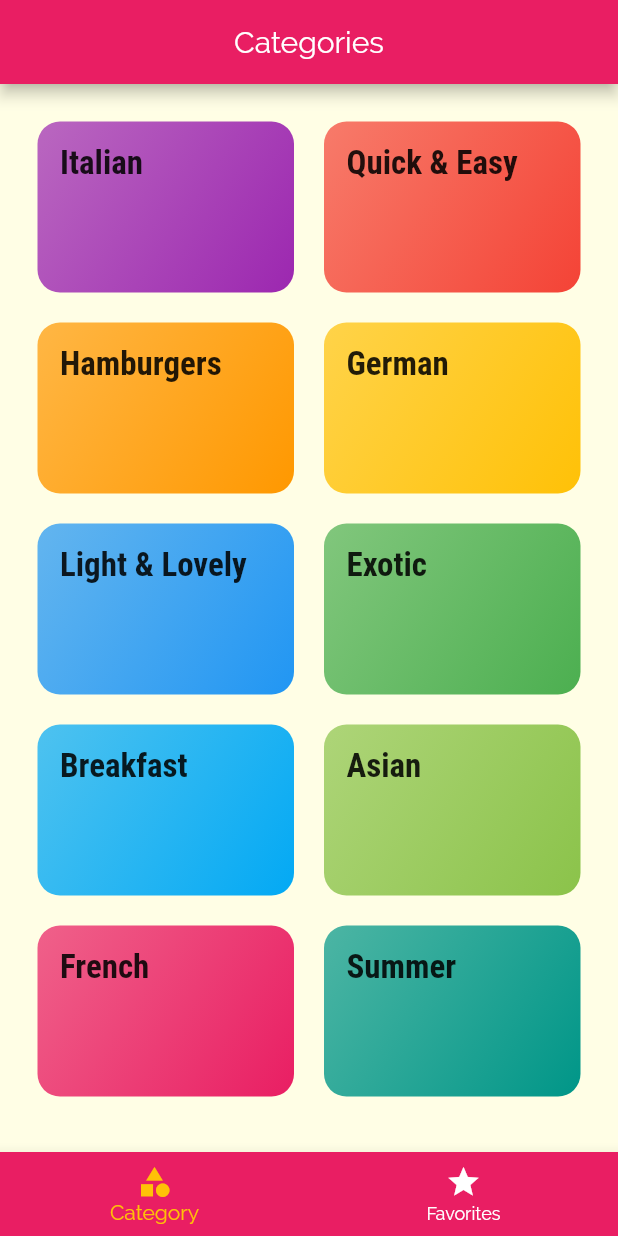
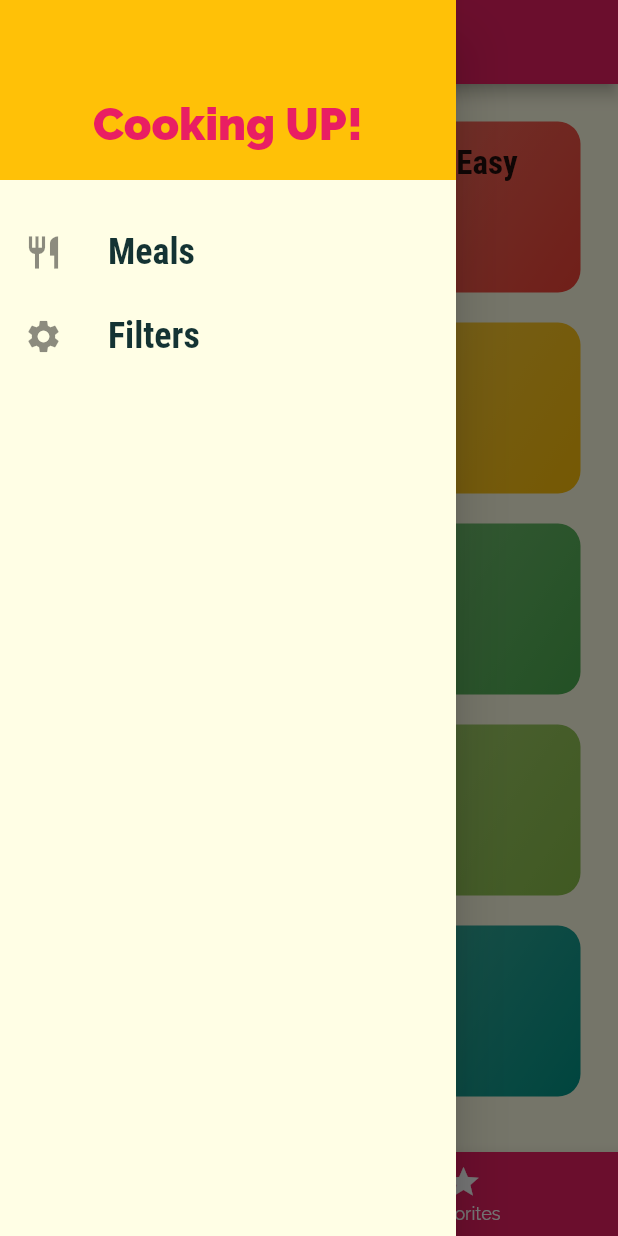
Before and after one commit to robelseyoum/Meal-App-Flutter, a Flutter app: the screen it shows after launch, with the side drawer open (before the commit the screen has no drawer), on a phone screen of 412 x 824 dp. Run offline on Flutter 3.47's test engine with Material 2 defaults, Android fonts, the phone set to English and light mode, and no system bars.

Commit message:
adding link from drawer

```diff
--- a/lib/main.dart
+++ b/lib/main.dart
@@ -1,5 +1,6 @@
 import 'package:flutter/material.dart';
 import 'package:meal_shop/screens/category_meals_detial_screen.dart';
+import 'package:meal_shop/screens/filiters_screen.dart';
 import 'package:meal_shop/screens/meal_detail_screen.dart';
 import 'package:meal_shop/screens/tabs_screen.dart';
 
@@ -40,6 +41,7 @@ class MyApp extends StatelessWidget {
         '/': (context) => TabsScreen(),
         CategoryMealsScreen.routeName: (cxt) => CategoryMealsScreen(),
         MealDetailScreen.routeName: (cxt) => MealDetailScreen(),
+        FiltersScreen.routeName: (ctx) => FiltersScreen(),
       },
       onUnknownRoute: (settings){
         return MaterialPageRoute(builder: (ctx) => CategoriesScreen());
--- a/lib/screens/tabs_screen.dart
+++ b/lib/screens/tabs_screen.dart
@@ -1,6 +1,7 @@
 import 'package:flutter/material.dart';
 import 'package:meal_shop/screens/categories_screen.dart';
 import 'package:meal_shop/screens/favorites_screen.dart';
+import 'package:meal_shop/widgets/main_drawer.dart';
 
 class TabsScreen extends StatefulWidget {
   @override
@@ -34,6 +35,7 @@ class _TabsScreenState extends State<TabsScreen> {
         centerTitle: true,
         title: Text(_pages[_selectedPageIndex]['title']),
       ),
+      drawer: MainDrawer(),
       body: _pages[_selectedPageIndex]['page'],
       bottomNavigationBar: BottomNavigationBar(
         onTap: _selectPage, //flutter auto will pass index
--- /dev/null
+++ b/lib/widgets/main_drawer.dart
@@ -0,0 +1,56 @@
+import 'package:flutter/material.dart';
+import 'package:meal_shop/screens/filiters_screen.dart';
+
+class MainDrawer extends StatelessWidget {
+
+  Widget buildListTile(String title, IconData icon, Function tapHandler) {
+    return ListTile(
+      leading: Icon(
+        icon,
+        size: 26,
+      ),
+      title: Text(
+        title,
+        style: TextStyle(
+          fontFamily: 'RobotoCondensed',
+          fontSize: 24,
+          fontWeight: FontWeight.bold,
+        ),
+      ),
+      onTap: tapHandler,
+    );
+  }
+
+  @override
+  Widget build(BuildContext context) {
+    return Drawer(
+      child: Column(
+        children: [
+          Container(
+            height: 120,
+            width: double.infinity,
+            padding: EdgeInsets.all(20),
+            alignment: Alignment.bottomCenter,
+            color: Theme.of(context).accentColor,
+            child: Text(
+              'Cooking UP!',
+              style: TextStyle(
+                  fontWeight: FontWeight.w900,
+                  fontSize: 30,
+                  color: Theme.of(context).primaryColor),
+            ),
+          ),
+          SizedBox(
+            height: 20,
+          ),
+          buildListTile('Meals', Icons.restaurant,
+              () => Navigator.of(context).pushReplacementNamed('/')
+          ),
+          buildListTile('Filters', Icons.settings,
+              () => Navigator.of(context).pushReplacementNamed(FiltersScreen.routeName)
+          ),
+        ],
+      ),
+    );
+  }
+}
```
Also changed, not shown: lib/screens/category_meals_detial_screen.dart (+47 -16 lines), lib/screens/filiters_screen.dart (added, +19 -0 lines), lib/screens/meal_detail_screen.dart (+11 -1 lines), lib/widgets/meal_item.dart (+7 -0 lines).
